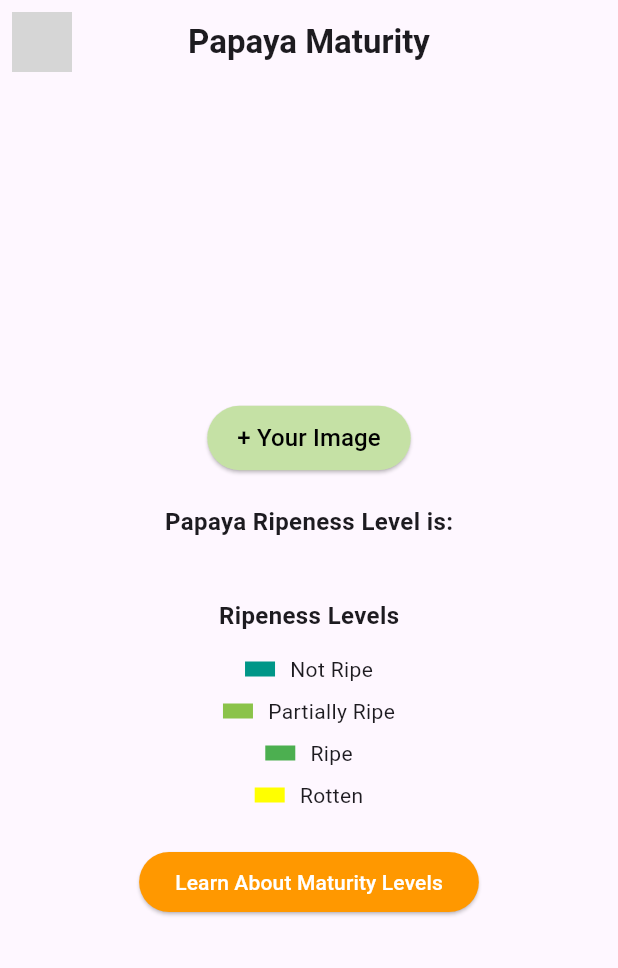
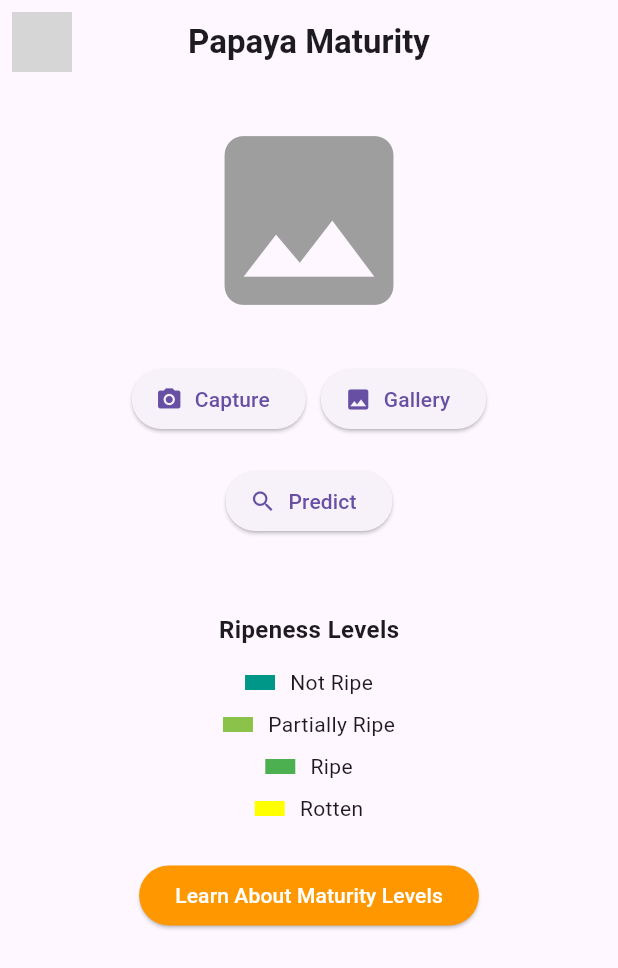
Before and after one commit to IT21161056/Papaya-Buddy, a Flutter app: the MaturityScreen screen opened directly, on a phone screen of 412 x 824 dp. Shown: the top 968 px of the screen. Run offline on Flutter 3.47's test engine with Material 3 defaults, Android fonts, the phone set to English and light mode, and no system bars; our stand-ins replace carousel_slider, flutter_svg, image_picker, lucide_icons; network calls fail; grey boxes are pictures that could not be loaded.

Commit message:
removed Maturity_screen and created maturitypicker screen

```diff
--- a/mobile_app/lib/views/dashboard_view.dart
+++ b/mobile_app/lib/views/dashboard_view.dart
@@ -1,6 +1,7 @@
 import 'package:flutter/material.dart';
 import 'package:mobile_app/views/diagonosisView/diagnosis_list.dart';
 import 'package:mobile_app/views/diagonosisView/disease_details.dart';
+import 'package:mobile_app/views/maturityView/PapayaMaturityInfoScreen.dart';
 import 'package:mobile_app/widgets/dashboard.widgets/crop_card.dart';
 import 'package:mobile_app/widgets/dashboard.widgets/weather_widget.dart';
 import 'package:mobile_app/widgets/imagePickerWidget/fruitdiseasepicker.dart';
@@ -31,7 +32,7 @@ final List<Map<String, dynamic>> cropCards = [
   {
     'name': 'Maturity Level',
     'icon': 'assets/icons/lucide_chart.svg',
-    'picker': MaturityPicker(),
+    'picker': MaturityScreen(),
     'color': Colors.blue
   },
   {
--- a/mobile_app/lib/views/maturityView/maturity_screen.dart
+++ /dev/null
@@ -1,175 +0,0 @@
-import 'dart:typed_data';
-import 'package:flutter/material.dart';
-import 'package:image_picker/image_picker.dart';
-import 'package:http/http.dart' as http;
-import 'dart:convert';
-import 'PapayaMaturityInfoScreen.dart';
-
-class MaturityScreen extends StatefulWidget {
-  @override
-  _MaturityScreenState createState() => _MaturityScreenState();
-}
-
-class _MaturityScreenState extends State<MaturityScreen> {
-  Uint8List? _imageBytes;
-  String? _result;
-  final ImagePicker _picker = ImagePicker();
-
-  // Function to get ripeness color based on the prediction
-  Color _getRipenessColor(String ripeness) {
-    switch (ripeness.toLowerCase()) {
-      case "not_mature":
-        return Colors.teal;
-      case "partially_mature":
-        return Colors.lightGreen;
-      case "mature":
-        return Colors.green;
-      case "rotten":
-        return Colors.yellowAccent;
-      default:
-        return Colors.grey;
-    }
-  }
-
-  Future<void> _uploadImage() async {
-    final XFile? image = await _picker.pickImage(source: ImageSource.gallery);
-
-    if (image != null) {
-      Uint8List imageBytes = await image.readAsBytes();
-      setState(() {
-        _imageBytes = imageBytes;
-        _result = null; // Reset result when a new image is picked
-      });
-
-      var request = http.MultipartRequest(
-        'POST',
-        Uri.parse(
-          'http://127.0.0.1:5000/predict',
-        ), // Replace with your backend URL
-      );
-
-      request.files.add(
-        http.MultipartFile.fromBytes('file', imageBytes, filename: 'image.jpg'),
-      );
-
-      var response = await request.send();
-      var responseData = await response.stream.bytesToString();
-
-      setState(() {
-        _result = jsonDecode(responseData)['predicted_class'];
-      });
-    }
-  }
-
-  @override
-  Widget build(BuildContext context) {
-    return Scaffold(
-      appBar: AppBar(
-        title: Text(
-          "Papaya Maturity",
-          style: TextStyle(fontWeight: FontWeight.bold),
-        ),
-        centerTitle: true,
-        leading: Padding(
-          padding: EdgeInsets.all(8.0),
-          child: Image.asset("assets/Papaya.png"), // Add an icon for branding
-        ),
-      ),
-      body: Padding(
-        padding: EdgeInsets.all(8.0),
-        child: Column(
-          mainAxisAlignment: MainAxisAlignment.center,
-          children: [
-            if (_imageBytes != null)
-              Column(
-                children: [
-                  Image.memory(_imageBytes!, height: 150),
-                  SizedBox(height: 10),
-                ],
-              ),
-            ElevatedButton(
-              onPressed: _uploadImage,
-              style: ElevatedButton.styleFrom(
-                backgroundColor: Colors.lightGreen[200], // Light green button
-                padding: EdgeInsets.symmetric(horizontal: 20, vertical: 10),
-              ),
-              child: Text(
-                "+ Your Image",
-                style: TextStyle(fontSize: 16, color: Colors.black),
-              ),
-            ),
-            SizedBox(height: 20),
-            Text(
-              "Papaya Ripeness Level is:",
-              style: TextStyle(fontSize: 16, fontWeight: FontWeight.bold),
-            ),
-            SizedBox(height: 10),
-            if (_result != null)
-              Container(
-                padding: EdgeInsets.symmetric(horizontal: 16, vertical: 8),
-                decoration: BoxDecoration(
-                  color: _getRipenessColor(_result!),
-                  borderRadius: BorderRadius.circular(20),
-                ),
-                child: Text(
-                  _result!,
-                  style: TextStyle(
-                    fontSize: 18,
-                    fontWeight: FontWeight.bold,
-                    color: Colors.white,
-                  ),
-                ),
-              ),
-            SizedBox(height: 30),
-            // Ripeness Levels Legend
-            Column(
-              children: [
-                Text(
-                  "Ripeness Levels",
-                  style: TextStyle(fontSize: 16, fontWeight: FontWeight.bold),
-                ),
-                SizedBox(height: 10),
-                _buildLegend("Not Ripe", Colors.teal),
-                _buildLegend("Partially Ripe", Colors.lightGreen),
-                _buildLegend("Ripe", Colors.green),
-                _buildLegend("Rotten", Colors.yellowAccent),
-                SizedBox(height: 20),
-                ElevatedButton(
-                  onPressed: () {
-                    Navigator.push(
-                      context,
-                      MaterialPageRoute(
-                        builder: (context) => PapayaMaturityInfoScreen(),
-                      ),
-                    );
-                  },
-                  style: ElevatedButton.styleFrom(
-                    backgroundColor: Colors.orange,
-                  ),
-                  child: Text(
-                    "Learn About Maturity Levels",
-                    style: TextStyle(color: Colors.white),
-                  ),
-                ),
-              ],
-            ),
-          ],
-        ),
-      ),
-    );
-  }
-
-  Widget _buildLegend(String label, Color color) {
-    return Padding(
-      padding: const EdgeInsets.symmetric(vertical: 4.0),
-      child: Row(
-        mainAxisAlignment: MainAxisAlignment.center,
-        children: [
-          Container(width: 20, height: 10, color: color),
-          SizedBox(width: 10),
-          Text(label, style: TextStyle(fontSize: 14)),
-        ],
-      ),
-    );
-  }
-}
--- a/mobile_app/lib/widgets/imagePickerWidget/maturitypicker.dart
+++ b/mobile_app/lib/widgets/imagePickerWidget/maturitypicker.dart
@@ -1,106 +1,98 @@
-import 'dart:convert';
-import 'dart:io';
+import 'dart:typed_data';
 import 'package:flutter/material.dart';
 import 'package:image_picker/image_picker.dart';
 import 'package:http/http.dart' as http;
+import 'dart:convert';
+import '../../views/maturityView/PapayaMaturityInfoScreen.dart';
 
-class MaturityPicker extends StatefulWidget {
-  const MaturityPicker({super.key});
-
+class MaturityScreen extends StatefulWidget {
   @override
-  _MaturityPickerState createState() => _MaturityPickerState();
+  _MaturityScreenState createState() => _MaturityScreenState();
 }
 
-class _MaturityPickerState extends State<MaturityPicker> {
-  File? _image;
-  String? _category;
-  String? _predictionLabel;
-  double? _confidence;
+class _MaturityScreenState extends State<MaturityScreen> {
+  Uint8List? _imageBytes;
+  String? _result;
+  final ImagePicker _picker = ImagePicker();
   bool _isLoading = false;
-  final ImagePicker _picker = ImagePicker();
 
-  Future<void> _pickImage(ImageSource source) async {
-    final pickedFile = await _picker.pickImage(source: source);
-    if (pickedFile != null) {
-      setState(() {
-        _image = File(pickedFile.path);
-        _resetPrediction();
-      });
+  // Function to get ripeness color based on the prediction
+  Color _getRipenessColor(String ripeness) {
+    switch (ripeness.toLowerCase()) {
+      case "not_mature":
+        return Colors.teal;
+      case "partially_mature":
+        return Colors.lightGreen;
+      case "mature":
+        return Colors.green;
+      case "rotten":
+        return Colors.yellowAccent;
+      default:
+        return Colors.grey;
     }
   }
 
-  void _resetPrediction() {
-    _category = null;
-    _predictionLabel = null;
-    _confidence = null;
-  }
+  Future<void> _uploadImage() async {
+    final XFile? image = await _picker.pickImage(source: ImageSource.gallery);
 
-  Future<void> _predictMaturity() async {
-    if (_image == null) return;
+    if (image != null) {
+      Uint8List imageBytes = await image.readAsBytes();
+      setState(() {
+        _imageBytes = imageBytes;
+        _result = null; // Reset result when a new image is picked
+        _isLoading = true;
+      });
+
+      var request = http.MultipartRequest(
+        'POST',
+        Uri.parse(
+          'http://127.0.0.1:5000/predict',
+        ), // Replace with your backend URL
+      );
+
+      request.files.add(
+        http.MultipartFile.fromBytes('file', imageBytes, filename: 'image.jpg'),
+      );
+
+      var response = await request.send();
+      var responseData = await response.stream.bytesToString();
 
       setState(() {
-      _isLoading = true;
-      _resetPrediction();
-    });
-
-    try {
-      var request = http.MultipartRequest(
-        'POST',
-        Uri.parse('http://10.0.2.2:8000/predict'), // Ensure the URL is correct for your server
-      );
-      request.files.add(await http.MultipartFile.fromPath('file', _image!.path));
-
-      var response = await request.send();
-
-      if (response.statusCode == 200) {
-        var jsonResponse = jsonDecode(await response.stream.bytesToString());
-        setState(() {
-          _category = jsonResponse['EfficientNet']['label']; // Adjust based on your model's response
-          _predictionLabel = jsonResponse['DenseNet']['label']; // Adjust based on your model's response
-          _confidence = jsonResponse['DenseNet']['confidence']; // Adjust based on your model's response
-        });
-      } else {
-        _handleError("Error predicting maturity");
-      }
-    } catch (e) {
-      _handleError("Network error");
-    } finally {
-      setState(() {
+        _result = jsonDecode(responseData)['predicted_class'];
         _isLoading = false;
       });
     }
-  }
-
-  void _handleError(String message) {
-    setState(() {
-      _category = message;
-      _predictionLabel = message;
-    });
   }
 
   @override
   Widget build(BuildContext context) {
     return Scaffold(
       appBar: AppBar(
-        title: const Text("Maturity Detection"),
-        backgroundColor: const Color.fromARGB(255, 190, 245, 192),
+        title: Text(
+          "Papaya Maturity",
+          style: TextStyle(fontWeight: FontWeight.bold),
         ),
-      body: SingleChildScrollView(
-        child: Padding(
-          padding: const EdgeInsets.all(16.0),
+        centerTitle: true,
+        leading: Padding(
+          padding: EdgeInsets.all(8.0),
+          child: Image.asset("assets/Papaya.png"), // Add an icon for branding
+        ),
+      ),
+      body: Padding(
+        padding: EdgeInsets.all(16.0),
         child: Column(
           crossAxisAlignment: CrossAxisAlignment.center,
           children: [
-              const Text(
-                "Fruit Maturity Detection",
-                style: TextStyle(fontSize: 20, fontWeight: FontWeight.bold),
-              ),
-              const SizedBox(height: 20),
+            // const Text(
+            //   "Fruit Maturity Detection",
+            //   style: TextStyle(fontSize: 20, fontWeight: FontWeight.bold),
+            // ),
+            // const SizedBox(height: 20),
 
-              // Display larger image
-              _image != null
-                  ? Image.file(_image!, height: 350)
-                  : const Icon(Icons.image, size: 200, color: Colors.grey),
+            // Display image
+            _imageBytes != null
+                ? Image.memory(_imageBytes!, height: 200)
+                : const Icon(Icons.image, size: 150, color: Colors.grey),
             const SizedBox(height: 20),
 
             // Buttons for picking image
@@ -108,13 +100,13 @@ class _MaturityPickerState extends State<MaturityPicker> {
               mainAxisAlignment: MainAxisAlignment.center,
               children: [
                 ElevatedButton.icon(
-                    onPressed: () => _pickImage(ImageSource.camera),
+                  onPressed: () => _uploadImage(),
                   icon: const Icon(Icons.camera_alt),
                   label: const Text("Capture"),
                 ),
                 const SizedBox(width: 10),
                 ElevatedButton.icon(
-                    onPressed: () => _pickImage(ImageSource.gallery),
+                  onPressed: () => _uploadImage(),
                   icon: const Icon(Icons.image),
                   label: const Text("Gallery"),
                 ),
@@ -124,7 +116,7 @@ class _MaturityPickerState extends State<MaturityPicker> {
 
             // Predict button
             ElevatedButton.icon(
-                onPressed: _isLoading ? null : _predictMaturity,
+              onPressed: _isLoading ? null : _uploadImage,
               icon: const Icon(Icons.search),
               label: const Text("Predict"),
             ),
@@ -133,69 +125,76 @@ class _MaturityPickerState extends State<MaturityPicker> {
             // Show loading or prediction results
             _isLoading
                 ? const CircularProgressIndicator()
-                  : _category != null
-                      ? PredictionCard(
-                          category: _category!,
-                          predictionLabel: _predictionLabel!,
-                          confidence: _confidence,
+                : _result != null
+                    ? Container(
+                        padding: const EdgeInsets.symmetric(
+                            horizontal: 16, vertical: 8),
+                        decoration: BoxDecoration(
+                          color: _getRipenessColor(_result!),
+                          borderRadius: BorderRadius.circular(20),
+                        ),
+                        child: Text(
+                          _result!,
+                          style: const TextStyle(
+                            fontSize: 18,
+                            fontWeight: FontWeight.bold,
+                            color: Colors.white,
+                          ),
+                        ),
                       )
                     : Container(),
+
+            const SizedBox(height: 30),
+
+            // Ripeness Levels Legend
+            Column(
+              children: [
+                const Text(
+                  "Ripeness Levels",
+                  style: TextStyle(fontSize: 16, fontWeight: FontWeight.bold),
+                ),
+                const SizedBox(height: 10),
+                _buildLegend("Not Ripe", Colors.teal),
+                _buildLegend("Partially Ripe", Colors.lightGreen),
+                _buildLegend("Ripe", Colors.green),
+                _buildLegend("Rotten", Colors.yellowAccent),
+                const SizedBox(height: 20),
+                ElevatedButton(
+                  onPressed: () {
+                    Navigator.push(
+                      context,
+                      MaterialPageRoute(
+                        builder: (context) => PapayaMaturityInfoScreen(),
+                      ),
+                    );
+                  },
+                  style: ElevatedButton.styleFrom(
+                    backgroundColor: Colors.orange,
+                  ),
+                  child: const Text(
+                    "Learn About Maturity Levels",
+                    style: TextStyle(color: Colors.white),
+                  ),
+                ),
               ],
             ),
-        ),
-      ),
-    );
-  }
-}
-
-class PredictionCard extends StatelessWidget {
-  final String category;
-  final String predictionLabel;
-  final double? confidence;
-
-  const PredictionCard({
-    super.key,
-    required this.category,
-    required this.predictionLabel,
-    this.confidence,
-  });
-
-  @override
-  Widget build(BuildContext context) {
-    return Card(
-      elevation: 4,
-      color: Colors.grey[100],
-      child: Padding(
-        padding: const EdgeInsets.all(12.0),
-        child: Column(
-          crossAxisAlignment: CrossAxisAlignment.start,
-          children: [
-            const Text(
-              "Prediction Results",
-              style: TextStyle(fontSize: 18, fontWeight: FontWeight.bold),
-            ),
-            const SizedBox(height: 10),
-            Text("• Category: $category", style: const TextStyle(fontSize: 16)),
-            const SizedBox(height: 5),
-            Text("• Prediction: $predictionLabel",
-                style: const TextStyle(fontSize: 16)),
-            if (confidence != null) ...[
-              const SizedBox(height: 10),
-              const Text("Confidence:", style: TextStyle(fontSize: 16)),
-              const SizedBox(height: 5),
-              LinearProgressIndicator(
-                value: confidence! / 100,
-                backgroundColor: Colors.grey[300],
-                color: confidence! > 75 ? Colors.green : Colors.orange,
-                minHeight: 10,
-              ),
-              const SizedBox(height: 5),
-              Text("${confidence!.toStringAsFixed(2)}%",
-                  style: const TextStyle(fontSize: 16)),
-            ],
           ],
         ),
       ),
     );
   }
+
+  Widget _buildLegend(String label, Color color) {
+    return Padding(
+      padding: const EdgeInsets.symmetric(vertical: 4.0),
+      child: Row(
+        mainAxisAlignment: MainAxisAlignment.center,
+        children: [
+          Container(width: 20, height: 10, color: color),
+          const SizedBox(width: 10),
+          Text(label, style: const TextStyle(fontSize: 14)),
+        ],
+      ),
+    );
   }
+}
```
Lines whose indentation alone changed are shown as unchanged.
